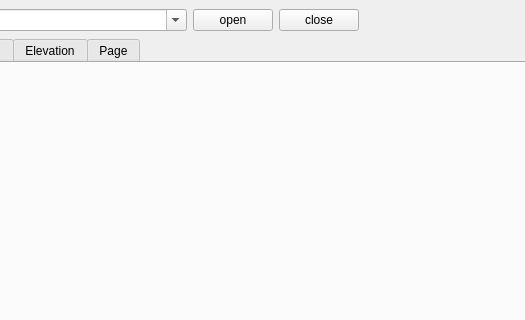
The window that ui/MainWindow.ui (ivantaran/myrotator-gui) describes before a commit, drawn with Qt 5; both pictures show x 121 to 646 and y 0 to 320 of the 749 by 519 pixel window.
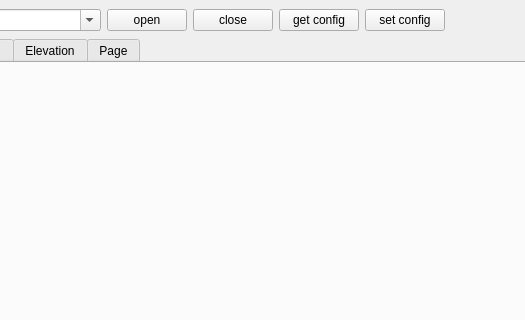
The same window after the commit.

```diff
--- a/ui/MainWindow.ui
+++ b/ui/MainWindow.ui
@@ -127,6 +127,20 @@
         </property>
        </widget>
       </item>
+      <item>
+       <widget class="QPushButton" name="buttonGetConfig">
+        <property name="text">
+         <string>get config</string>
+        </property>
+       </widget>
+      </item>
+      <item>
+       <widget class="QPushButton" name="buttonSetConfig">
+        <property name="text">
+         <string>set config</string>
+        </property>
+       </widget>
+      </item>
       <item>
        <spacer name="horizontalSpacer">
         <property name="orientation">
```
